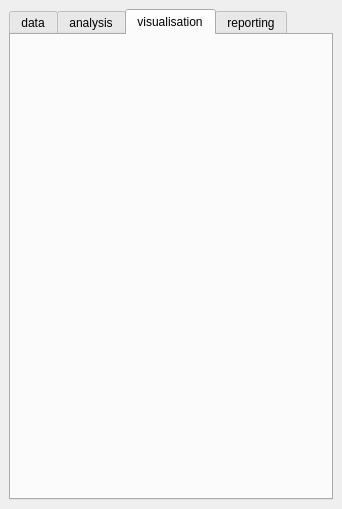
Before: the Qt Designer form SpatialDecision/spatial_decision_dockwidget_base.ui in jorgegil/GEO1005, drawn with Qt 5.
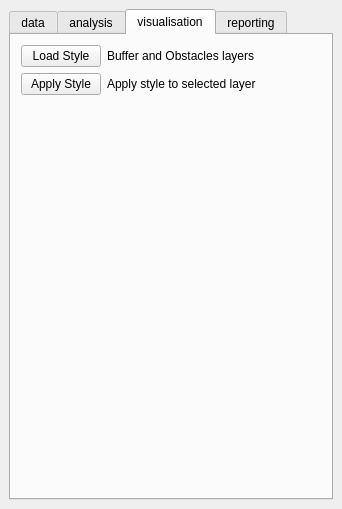
After: the same form once the commit is applied. The open tabs and pages were chosen to show the change.

Patch:
```diff
--- a/SpatialDecision/spatial_decision_dockwidget_base.ui
+++ b/SpatialDecision/spatial_decision_dockwidget_base.ui
@@ -232,6 +232,46 @@
        <attribute name="title">
         <string>visualisation</string>
        </attribute>
+       <widget class="QWidget" name="">
+        <property name="geometry">
+         <rect>
+          <x>10</x>
+          <y>10</y>
+          <width>291</width>
+          <height>391</height>
+         </rect>
+        </property>
+        <layout class="QFormLayout" name="formLayout_2">
+         <item row="0" column="0">
+          <widget class="QPushButton" name="displayStyleButton">
+           <property name="text">
+            <string>Load Style</string>
+           </property>
+          </widget>
+         </item>
+         <item row="1" column="0">
+          <widget class="QPushButton" name="displayRangeButton">
+           <property name="text">
+            <string>Apply Style</string>
+           </property>
+          </widget>
+         </item>
+         <item row="0" column="1">
+          <widget class="QLabel" name="label">
+           <property name="text">
+            <string>Buffer and Obstacles layers</string>
+           </property>
+          </widget>
+         </item>
+         <item row="1" column="1">
+          <widget class="QLabel" name="label_2">
+           <property name="text">
+            <string>Apply style to selected layer</string>
+           </property>
+          </widget>
+         </item>
+        </layout>
+       </widget>
       </widget>
       <widget class="QWidget" name="visualisationTab">
        <attribute name="title">
```
